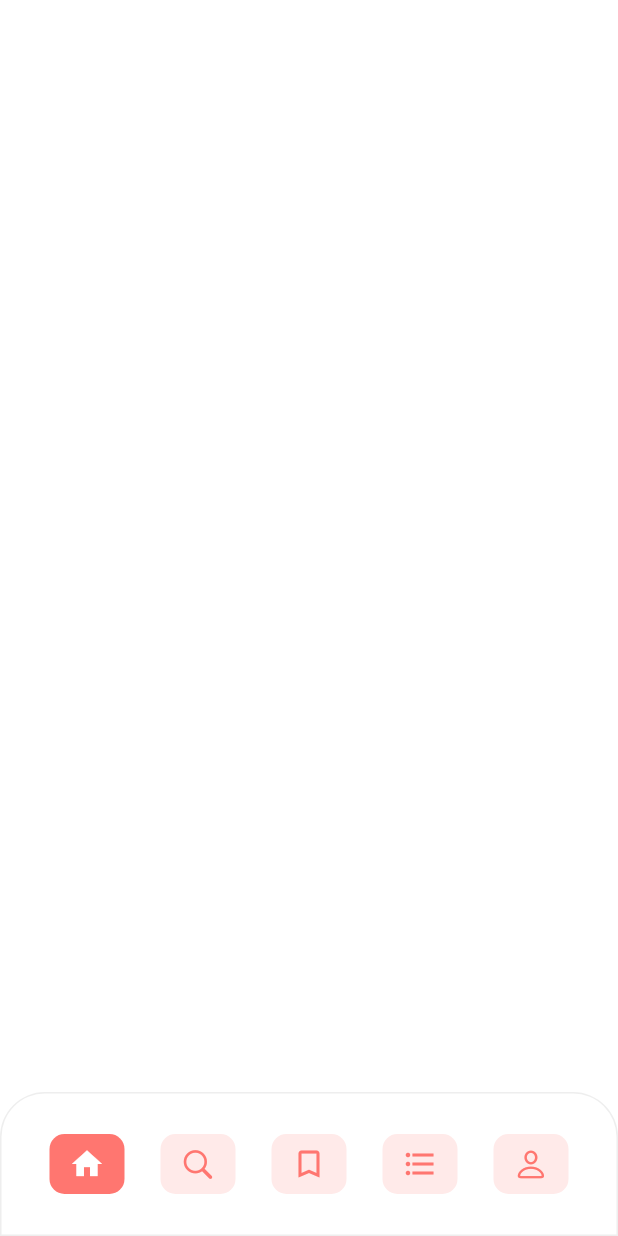
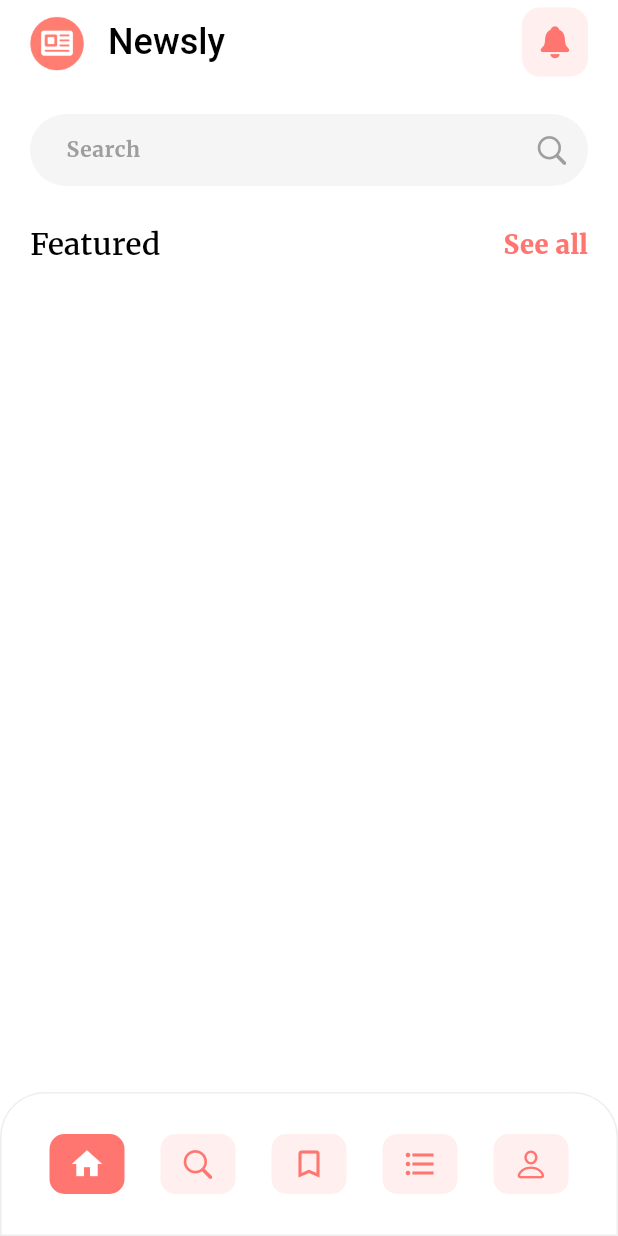
Before and after one commit to Aman-Singh-Rawat/news-app, a Flutter app: the screen it shows after launch, on a phone screen of 412 x 824 dp. Run offline on Flutter 3.47's test engine with Material 3 defaults, Android fonts, the phone set to English and light mode, and no system bars; our stand-ins replace device_info_plus, flutter_svg, fluttertoast, google_fonts, image_picker, permission_handler; missing offline and left inert: otp_pin_field.

Commit message:
add searchview in homescreen

```diff
--- a/lib/screen/home/home_screen.dart
+++ b/lib/screen/home/home_screen.dart
@@ -1,5 +1,8 @@
 import 'package:flutter/cupertino.dart';
 import 'package:flutter/material.dart';
+import 'package:news_app/main.dart';
+
+import '../../widgets/section_header.dart';
 
 // friday morning
 class HomeScreen extends StatefulWidget {
@@ -12,7 +15,74 @@ class HomeScreen extends StatefulWidget {
 class _HomeScreenState extends State<HomeScreen> {
   @override
   Widget build(BuildContext context) {
-    return Scaffold();
+    return SafeArea(
+      child: Scaffold(
+        appBar: AppBar(
+          leading: Padding(
+            padding: const EdgeInsets.only(left: 20, top: 2),
+            child: Image.asset("assets/images/img_logo_icon.png"),
+          ),
+          title: Text(
+            "Newsly",
+            style: TextStyle(
+              color: Colors.black,
+              fontWeight: FontWeight.w500,
+              fontSize: 24,
+            ),
+          ),
+          actions: [
+            Container(
+              padding: const EdgeInsets.symmetric(horizontal: 10, vertical: 11),
+              decoration: BoxDecoration(
+                borderRadius: BorderRadius.circular(12),
+                color: primaryColor.withAlpha(30),
+              ),
+              child: Icon(CupertinoIcons.bell_fill, color: primaryColor),
+            ),
+            const SizedBox(width: 20),
+          ],
+        ),
+        body: Column(children: [topScreenPart]),
+      ),
+    );
   }
 
+  get topScreenPart {
+    return Padding(
+      padding: const EdgeInsets.symmetric(horizontal: 20),
+      child: Column(
+        children: [
+          const SizedBox(height: 20),
+          TextFormField(
+            style: const TextStyle(
+              color: Colors.black,
+              fontSize: 13,
+              letterSpacing: 0.5,
+              fontWeight: FontWeight.bold,
+            ),
+            decoration: InputDecoration(
+              hintText: "Search",
+              hintStyle: TextStyle(
+                color: Colors.grey.shade500,
+                fontSize: 14,
+              ),
+              suffixIcon: Icon(CupertinoIcons.search, color: Colors.grey,),
+              contentPadding: const EdgeInsets.symmetric(
+                vertical: 5,
+                horizontal: 20,
+              ),
+              fillColor: Colors.grey.shade100,
+              filled: true,
+              border: OutlineInputBorder(
+                borderRadius: BorderRadius.circular(30),
+                borderSide: BorderSide.none,
+              ),
+            ),
+          ),
+
+          sectionHeader(headerText: "Featured")
+        ],
+      ),
+    );
+  }
 }
--- a/lib/screen/main/main_screen.dart
+++ b/lib/screen/main/main_screen.dart
@@ -72,7 +72,7 @@ class _MainScreenState extends State<MainScreen> {
                 width: 50,
                 height: 40,
                 decoration: BoxDecoration(
-                  color: flag ? primaryColor : primaryColor.withAlpha(40),
+                  color: flag ? primaryColor : primaryColor.withAlpha(30),
                   borderRadius: BorderRadius.circular(10),
                 ),
                 child: Icon(
--- /dev/null
+++ b/lib/widgets/section_header.dart
@@ -0,0 +1,34 @@
+import 'package:flutter/cupertino.dart';
+import 'package:flutter/material.dart';
+import 'package:news_app/main.dart';
+
+Widget sectionHeader({required String headerText}) {
+  return Column(
+    children: [
+      const SizedBox(height: 25),
+      Row(
+        mainAxisAlignment: MainAxisAlignment.spaceBetween,
+        children: [
+          Text(
+            headerText,
+            style: TextStyle(
+              color: Colors.black,
+              fontWeight: FontWeight.w600,
+              fontSize: 20,
+            ),
+          ),
+          InkWell(
+            child: Text(
+              "See all",
+              style: TextStyle(
+                color: primaryColor,
+                fontWeight: FontWeight.w900,
+                fontSize: 17,
+              ),
+            ),
+          ),
+        ],
+      ),
+    ],
+  );
+}
```
Also changed, not shown: assets/images/img.png (added), assets/images/img_logo_icon.png (added).
